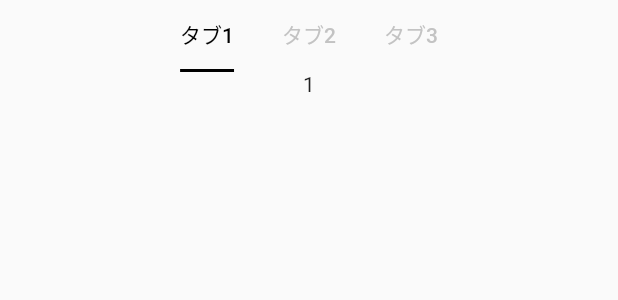
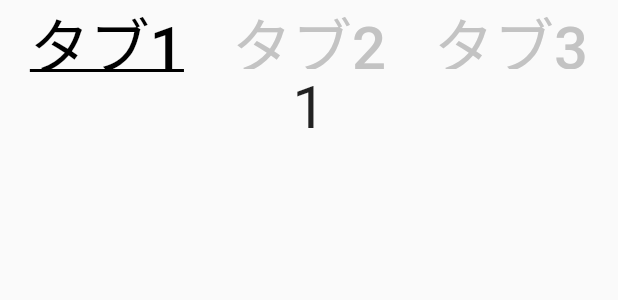
Before and after one commit to yasui-kohei/tab_for_flutter_web, a Flutter app: the MyPageTabWidget widget shown alone on an empty page, opened directly with sample values from the repository, on a phone screen of 412 x 824 dp. Shown: the top 300 px of the screen. Run offline on Flutter 3.47's test engine with Material 2 defaults, Android fonts, the light colour scheme and no system bars; our stand-ins replace go_router.

Commit message:
文字を大きくした
yasuu

```diff
--- a/lib/tab.dart
+++ b/lib/tab.dart
@@ -6,7 +6,13 @@ class Tab1Page extends StatelessWidget {
 
   @override
   Widget build(BuildContext context) {
-    return const Center(child: Text('1'));
+    return const Center(
+        child: Text(
+      '1',
+      style: TextStyle(
+        fontSize: 40,
+      ),
+    ));
   }
 }
 
@@ -16,7 +22,13 @@ class Tab2Page extends StatelessWidget {
 
   @override
   Widget build(BuildContext context) {
-    return const Center(child: Text('2'));
+    return const Center(
+        child: Text(
+      '2',
+      style: TextStyle(
+        fontSize: 40,
+      ),
+    ));
   }
 }
 
@@ -26,6 +38,12 @@ class Tab3Page extends StatelessWidget {
 
   @override
   Widget build(BuildContext context) {
-    return const Center(child: Text('3'));
+    return const Center(
+        child: Text(
+      '3',
+      style: TextStyle(
+        fontSize: 40,
+      ),
+    ));
   }
 }
--- a/lib/tab_items.dart
+++ b/lib/tab_items.dart
@@ -24,6 +24,9 @@ class MyPageTabs {
         tab: Tab(
           child: Text(
             'タブ1',
+            style: TextStyle(
+              fontSize: 40,
+            ),
           ),
         ),
         view: Tab1Page()),
@@ -33,6 +36,9 @@ class MyPageTabs {
       tab: Tab(
         child: Text(
           'タブ2',
+          style: TextStyle(
+            fontSize: 40,
+          ),
         ),
       ),
       view: Tab2Page(),
@@ -43,6 +49,9 @@ class MyPageTabs {
       tab: Tab(
         child: Text(
           'タブ3',
+          style: TextStyle(
+            fontSize: 40,
+          ),
         ),
       ),
       view: Tab3Page(),
--- a/lib/tab_widget.dart
+++ b/lib/tab_widget.dart
@@ -37,6 +37,7 @@ class _MyPageTabWidgetState extends State<MyPageTabWidget>
   void didUpdateWidget(MyPageTabWidget oldWidget) {
     super.didUpdateWidget(oldWidget);
     _tabController.index = widget.index;
+    print(widget.index);
   }
 
   @override
```
